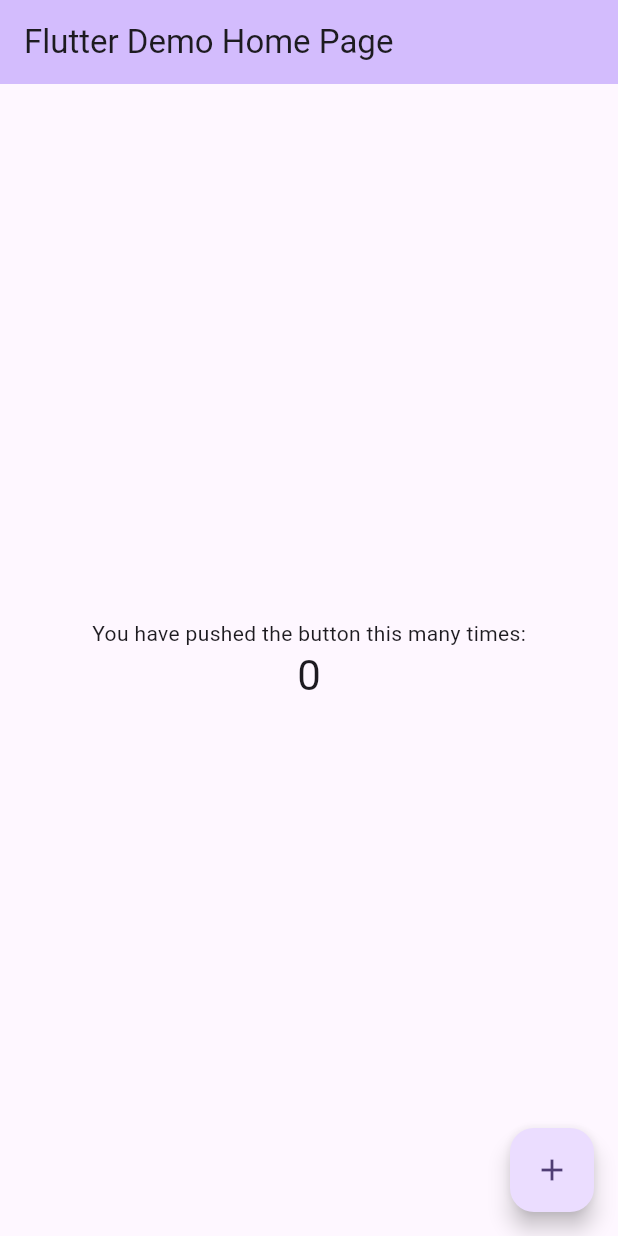
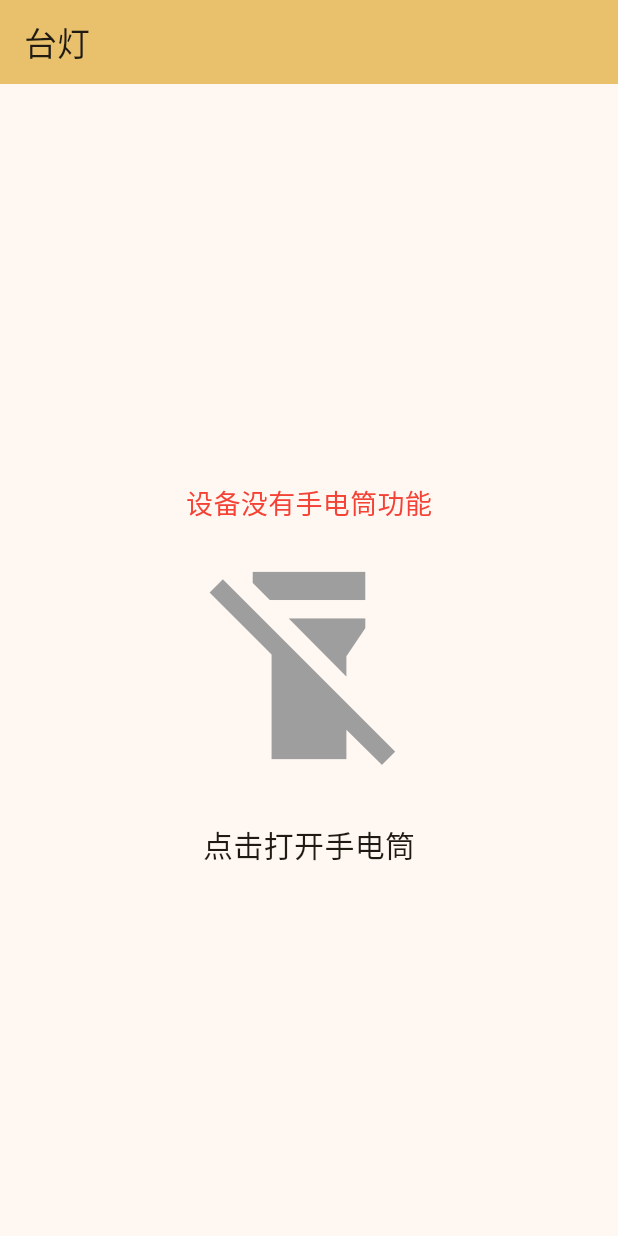
Before and after one commit to ThinkInAI-Hackathon/dreampath-hardware-demo, a Flutter app: the screen it shows after launch, on a phone screen of 412 x 824 dp. Run offline on Flutter 3.47's test engine with Material 3 defaults, Android fonts, the phone set to English and light mode, and no system bars; missing offline and left inert: torch_light.

Commit message:
Update project structure and functionality: added support for multiple platforms in metadata, integrated torch_light package for flashlight functionality, updated app description and labels, and modified Android and iOS configurations.

```diff
--- a/lib/main.dart
+++ b/lib/main.dart
@@ -1,125 +1,108 @@
 import 'package:flutter/material.dart';
+import 'package:torch_light/torch_light.dart';
 
 void main() {
-  runApp(const MyApp());
+  runApp(const TorchApp());
 }
 
-class MyApp extends StatelessWidget {
-  const MyApp({super.key});
+class TorchApp extends StatelessWidget {
+  const TorchApp({super.key});
 
-  // This widget is the root of your application.
   @override
   Widget build(BuildContext context) {
     return MaterialApp(
-      title: 'Flutter Demo',
+      title: '台灯',
       theme: ThemeData(
-        // This is the theme of your application.
-        //
-        // TRY THIS: Try running your application with "flutter run". You'll see
-        // the application has a purple toolbar. Then, without quitting the app,
-        // try changing the seedColor in the colorScheme below to Colors.green
-        // and then invoke "hot reload" (save your changes or press the "hot
-        // reload" button in a Flutter-supported IDE, or press "r" if you used
-        // the command line to start the app).
-        //
-        // Notice that the counter didn't reset back to zero; the application
-        // state is not lost during the reload. To reset the state, use hot
-        // restart instead.
-        //
-        // This works for code too, not just values: Most code changes can be
-        // tested with just a hot reload.
-        colorScheme: ColorScheme.fromSeed(seedColor: Colors.deepPurple),
+        colorScheme: ColorScheme.fromSeed(seedColor: Colors.amber),
         useMaterial3: true,
       ),
-      home: const MyHomePage(title: 'Flutter Demo Home Page'),
+      home: const TorchHomePage(),
     );
   }
 }
 
-class MyHomePage extends StatefulWidget {
-  const MyHomePage({super.key, required this.title});
-
-  // This widget is the home page of your application. It is stateful, meaning
-  // that it has a State object (defined below) that contains fields that affect
-  // how it looks.
-
-  // This class is the configuration for the state. It holds the values (in this
-  // case the title) provided by the parent (in this case the App widget) and
-  // used by the build method of the State. Fields in a Widget subclass are
-  // always marked "final".
-
-  final String title;
+class TorchHomePage extends StatefulWidget {
+  const TorchHomePage({super.key});
 
   @override
-  State<MyHomePage> createState() => _MyHomePageState();
+  State<TorchHomePage> createState() => _TorchHomePageState();
 }
 
-class _MyHomePageState extends State<MyHomePage> {
-  int _counter = 0;
+class _TorchHomePageState extends State<TorchHomePage> {
+  bool _isTorchOn = false;
+  bool _hasTorch = false;
 
-  void _incrementCounter() {
-    setState(() {
-      // This call to setState tells the Flutter framework that something has
-      // changed in this State, which causes it to rerun the build method below
-      // so that the display can reflect the updated values. If we changed
-      // _counter without calling setState(), then the build method would not be
-      // called again, and so nothing would appear to happen.
-      _counter++;
-    });
+  @override
+  void initState() {
+    super.initState();
+    _checkTorchAvailability();
+  }
+
+  Future<void> _checkTorchAvailability() async {
+    try {
+      _hasTorch = await TorchLight.isTorchAvailable();
+      setState(() {});
+    } catch (e) {
+      setState(() {
+        _hasTorch = false;
+      });
+    }
+  }
+
+  Future<void> _toggleTorch() async {
+    if (!_hasTorch) return;
+
+    try {
+      if (_isTorchOn) {
+        await TorchLight.disableTorch();
+      } else {
+        await TorchLight.enableTorch();
+      }
+      setState(() {
+        _isTorchOn = !_isTorchOn;
+      });
+    } catch (e) {
+      ScaffoldMessenger.of(context).showSnackBar(
+        SnackBar(content: Text('无法控制手电筒: ${e.toString()}')),
+      );
+    }
   }
 
   @override
   Widget build(BuildContext context) {
-    // This method is rerun every time setState is called, for instance as done
-    // by the _incrementCounter method above.
-    //
-    // The Flutter framework has been optimized to make rerunning build methods
-    // fast, so that you can just rebuild anything that needs updating rather
-    // than having to individually change instances of widgets.
     return Scaffold(
       appBar: AppBar(
-        // TRY THIS: Try changing the color here to a specific color (to
-        // Colors.amber, perhaps?) and trigger a hot reload to see the AppBar
-        // change color while the other colors stay the same.
+        title: const Text('台灯'),
         backgroundColor: Theme.of(context).colorScheme.inversePrimary,
-        // Here we take the value from the MyHomePage object that was created by
-        // the App.build method, and use it to set our appbar title.
-        title: Text(widget.title),
       ),
       body: Center(
-        // Center is a layout widget. It takes a single child and positions it
-        // in the middle of the parent.
         child: Column(
-          // Column is also a layout widget. It takes a list of children and
-          // arranges them vertically. By default, it sizes itself to fit its
-          // children horizontally, and tries to be as tall as its parent.
-          //
-          // Column has various properties to control how it sizes itself and
-          // how it positions its children. Here we use mainAxisAlignment to
-          // center the children vertically; the main axis here is the vertical
-          // axis because Columns are vertical (the cross axis would be
-          // horizontal).
-          //
-          // TRY THIS: Invoke "debug painting" (choose the "Toggle Debug Paint"
-          // action in the IDE, or press "p" in the console), to see the
-          // wireframe for each widget.
           mainAxisAlignment: MainAxisAlignment.center,
-          children: <Widget>[
-            const Text(
-              'You have pushed the button this many times:',
+          children: [
+            if (!_hasTorch)
+              const Padding(
+                padding: EdgeInsets.all(20.0),
+                child: Text(
+                  '设备没有手电筒功能',
+                  style: TextStyle(fontSize: 18, color: Colors.red),
+                ),
+              ),
+            GestureDetector(
+              onTap: _toggleTorch,
+              child: Icon(
+                _isTorchOn ? Icons.flashlight_on : Icons.flashlight_off,
+                size: 150,
+                color: _isTorchOn ? Colors.amber : Colors.grey,
+              ),
             ),
+            const SizedBox(height: 30),
             Text(
-              '$_counter',
-              style: Theme.of(context).textTheme.headlineMedium,
+              _isTorchOn ? '点击关闭手电筒' : '点击打开手电筒',
+              style: const TextStyle(fontSize: 20),
             ),
           ],
         ),
       ),
-      floatingActionButton: FloatingActionButton(
-        onPressed: _incrementCounter,
-        tooltip: 'Increment',
-        child: const Icon(Icons.add),
-      ), // This trailing comma makes auto-formatting nicer for build methods.
     );
   }
 }
--- a/pubspec.yaml
+++ b/pubspec.yaml
@@ -1,8 +1,8 @@
 name: deeppath_hardware
-description: "Deeppath hardware demo"
+description: "A new Flutter project."
 # The following line prevents the package from being accidentally published to
 # pub.dev using `flutter pub publish`. This is preferred for private packages.
-publish_to: 'none' # Remove this line if you wish to publish to pub.dev
+publish_to: "none" # Remove this line if you wish to publish to pub.dev
 
 # The following defines the version and build number for your application.
 # A version number is three numbers separated by dots, like 1.2.43
@@ -34,6 +34,7 @@ dependencies:
   # The following adds the Cupertino Icons font to your application.
   # Use with the CupertinoIcons class for iOS style icons.
   cupertino_icons: ^1.0.8
+  torch_light: ^1.0.0
 
 dev_dependencies:
   flutter_test:
@@ -51,7 +52,6 @@ dev_dependencies:
 
 # The following section is specific to Flutter packages.
 flutter:
-
   # The following line ensures that the Material Icons font is
   # included with your application, so that you can use the icons in
   # the material Icons class.
```
Also changed, not shown: pubspec.lock, 75 other files.
